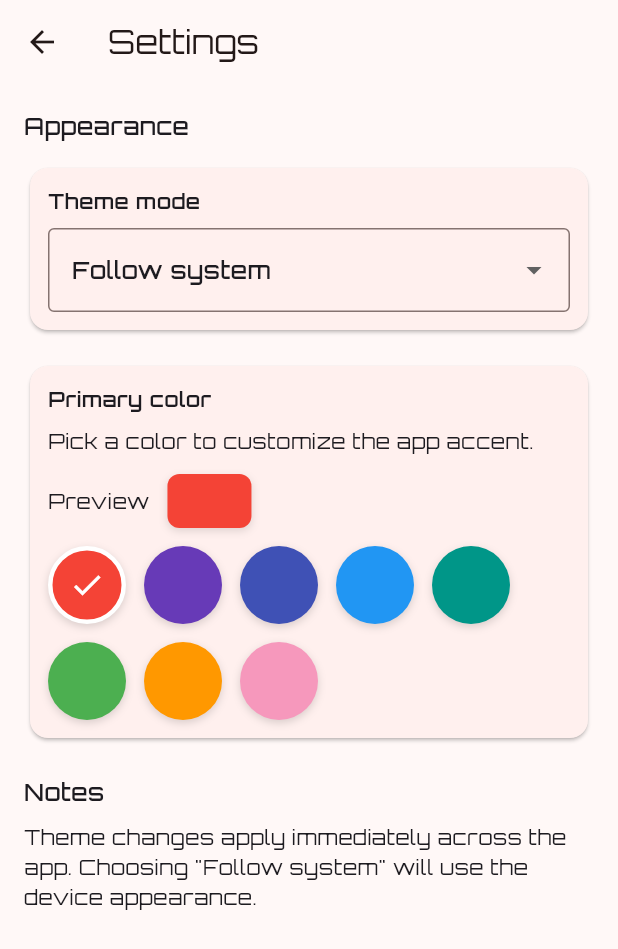
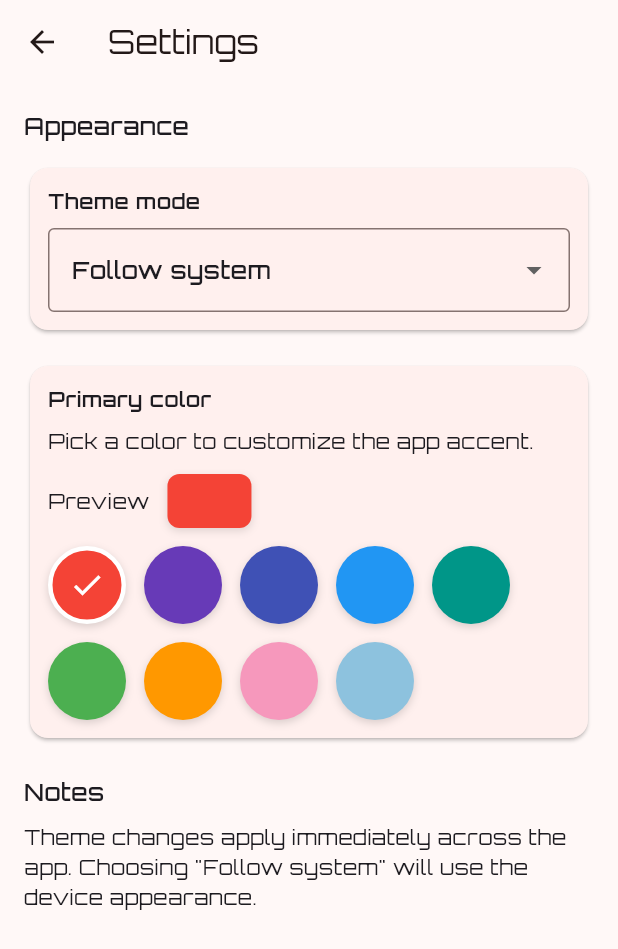
Before and after one commit to amy020/Pit_Stop, a Flutter app: the SettingsScreen screen opened by its route, on a phone screen of 412 x 824 dp. Shown: the top 949 px of the screen. Run offline on Flutter 3.47's test engine with Material 3 defaults, Android fonts, the phone set to English and light mode, and no system bars; our stand-ins replace cloud_firestore, firebase_auth, firebase_core, geolocator, google_fonts, google_maps_flutter; accounts and stored records are empty.

Commit message:
My new code changes

```diff
--- a/lib/screens/settings_screen.dart
+++ b/lib/screens/settings_screen.dart
@@ -21,6 +21,7 @@ class _SettingsScreenState extends State<SettingsScreen> {
     Colors.green,
     Colors.orange,
     const Color.fromARGB(255, 246, 152, 188),
+    const Color.fromARGB(255, 141, 194, 222),
   ];
 
   @override
```
